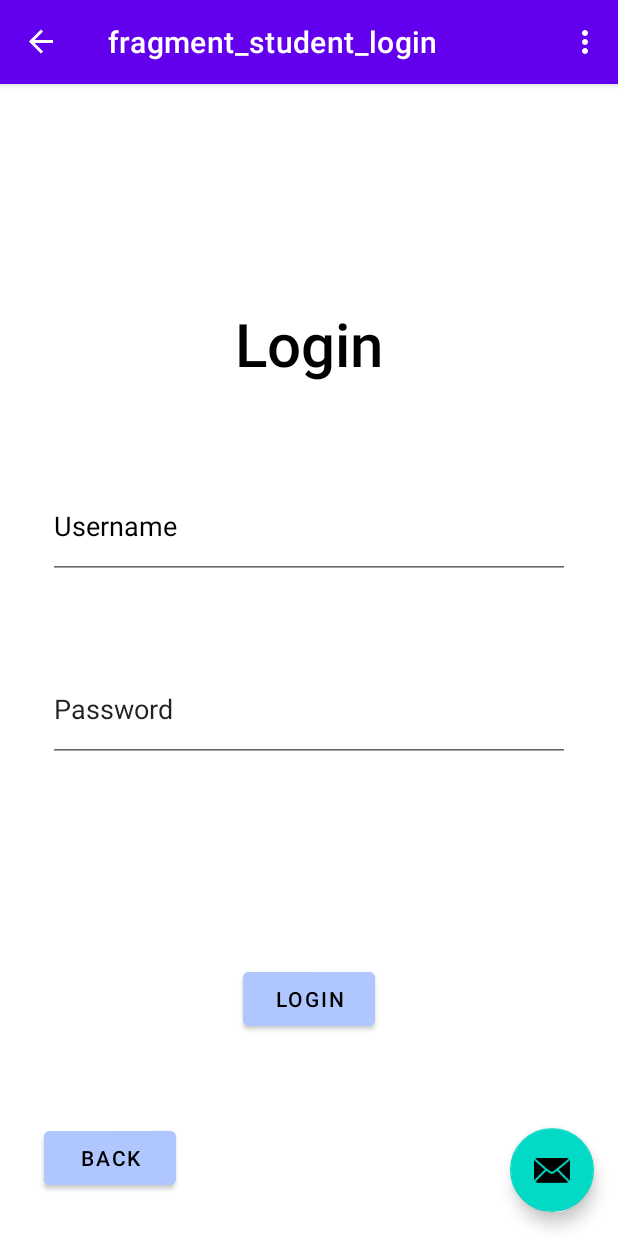
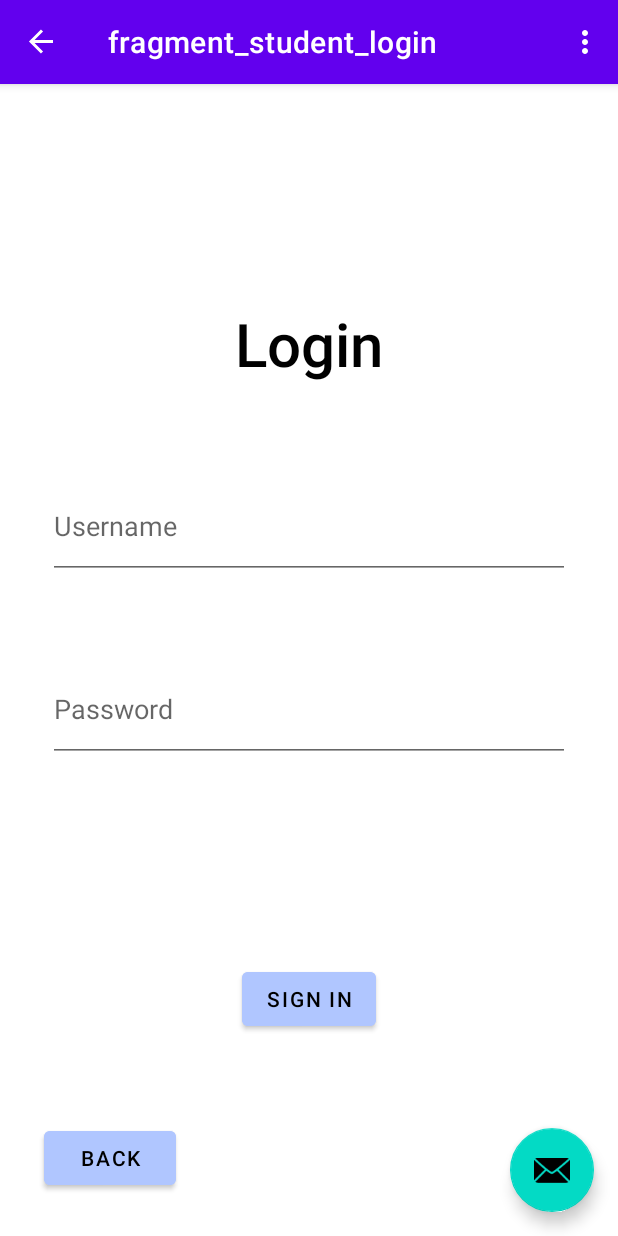
Before and after one commit to A-Jatana/B07Project, an Android app: the screen it shows after launch (MainActivity), after a tap on "STUDENT", on a phone screen of 412 x 824 dp. Run offline under Robolectric (Android 15) with nearby library versions, the phone set to English and light mode, and no system bars; our stand-ins replace navigation-ui.

Commit message:
Removed unnecessary fragments and java code

```diff
--- a/B07ProjectApp/app/src/main/res/layout/fragment_admin_login.xml
+++ b/B07ProjectApp/app/src/main/res/layout/fragment_admin_login.xml
@@ -23,7 +23,8 @@
             app:layout_constraintBottom_toBottomOf="parent"
             app:layout_constraintEnd_toEndOf="parent"
             app:layout_constraintHorizontal_bias="0.502"
-            app:layout_constraintStart_toStartOf="parent" />
+            app:layout_constraintStart_toStartOf="parent"
+            android:importantForAutofill="no" />
 
         <EditText
             android:id="@+id/adminTextUsername"
@@ -39,7 +40,8 @@
             app:layout_constraintHorizontal_bias="0.502"
             app:layout_constraintStart_toStartOf="parent"
             app:layout_constraintTop_toTopOf="parent"
-            app:layout_constraintVertical_bias="1.0" />
+            app:layout_constraintVertical_bias="1.0"
+            android:importantForAutofill="no" />
 
         <Button
             android:id="@+id/adminSignInButton"
--- a/B07ProjectApp/app/src/main/res/layout/fragment_student_login.xml
+++ b/B07ProjectApp/app/src/main/res/layout/fragment_student_login.xml
@@ -18,7 +18,7 @@
             android:layout_height="wrap_content"
             android:layout_marginTop="30dp"
             android:fontFamily="sans-serif-medium"
-        android:text="Login"
+            android:text="@string/login_text"
             android:textColor="@color/black"
             android:textSize="40sp"
             app:layout_constraintBottom_toBottomOf="parent"
@@ -35,14 +35,15 @@
             android:layout_marginTop="60dp"
             android:layout_marginEnd="32dp"
             android:ems="10"
+            android:hint="@string/prompt_username"
             android:inputType="textPersonName"
             android:minHeight="48dp"
-        android:text="Username"
             android:textColor="@color/black"
             app:layout_constraintEnd_toEndOf="parent"
             app:layout_constraintHorizontal_bias="0.0"
             app:layout_constraintStart_toStartOf="parent"
-        app:layout_constraintTop_toBottomOf="@+id/loginHeading" />
+            app:layout_constraintTop_toBottomOf="@+id/loginHeading"
+            android:importantForAutofill="no" />
 
         <EditText
             android:id="@+id/inputPassword"
@@ -50,19 +51,20 @@
             android:layout_height="70dp"
             android:layout_marginTop="52dp"
             android:ems="10"
-        android:inputType="textPersonName"
+            android:hint="@string/prompt_password"
+            android:inputType="textPassword"
             android:minHeight="48dp"
-        android:text="Password"
             app:layout_constraintEnd_toEndOf="@+id/inputUsername"
             app:layout_constraintStart_toStartOf="@+id/inputUsername"
-        app:layout_constraintTop_toBottomOf="@+id/inputUsername" />
+            app:layout_constraintTop_toBottomOf="@+id/inputUsername"
+            android:importantForAutofill="no" />
 
         <Button
             android:id="@+id/loginButton"
             android:layout_width="wrap_content"
             android:layout_height="wrap_content"
             android:backgroundTint="@color/material_dynamic_primary80"
-        android:text="Login"
+            android:text="@string/action_sign_in_short"
             android:textColor="@color/black"
             app:layout_constraintBottom_toBottomOf="parent"
             app:layout_constraintEnd_toEndOf="@+id/inputPassword"
--- a/B07ProjectApp/app/src/main/res/navigation/nav_graph.xml
+++ b/B07ProjectApp/app/src/main/res/navigation/nav_graph.xml
@@ -26,22 +26,4 @@
         android:name="com.example.b07projectapp.StudentLogin"
         android:label="fragment_student_login"
         tools:layout="@layout/fragment_student_login" />
-    <fragment
-        android:id="@+id/firstFragment"
-        android:name="com.example.b07projectapp.FirstFragment"
-        android:label="fragment_first"
-        tools:layout="@layout/fragment_first" >
-        <action
-            android:id="@+id/action_firstFragment_to_secondFragment"
-            app:destination="@id/secondFragment" />
-    </fragment>
-    <fragment
-        android:id="@+id/secondFragment"
-        android:name="com.example.b07projectapp.SecondFragment"
-        android:label="fragment_second"
-        tools:layout="@layout/fragment_second" >
-        <action
-            android:id="@+id/action_secondFragment_to_firstFragment"
-            app:destination="@id/firstFragment" />
-    </fragment>
 </navigation>
--- a/B07ProjectApp/app/src/main/res/values/strings.xml
+++ b/B07ProjectApp/app/src/main/res/values/strings.xml
@@ -19,6 +19,7 @@
     <string name="invalid_username">Not a valid username</string>
     <string name="invalid_password">Password must be >5 characters</string>
     <string name="login_failed">"Login failed"</string>
+    <string name="login_text">Login</string>
     <!-- TODO: Remove or change this placeholder text -->
     <string name="hello_blank_fragment">Hello blank fragment</string>
     <string name="software_name">Software Name</string>
```
Also changed, not shown: B07ProjectApp/app/src/main/java/com/example/b07projectapp/FirstFragment.java (deleted, +0 -47 lines), B07ProjectApp/app/src/main/java/com/example/b07projectapp/SecondFragment.java (deleted, +0 -47 lines), B07ProjectApp/app/src/main/java/com/example/b07projectapp/TestFragment.java (deleted, +0 -36 lines), B07ProjectApp/app/src/main/java/com/example/b07projectapp/TestViewModel.java (deleted, +0 -7 lines), B07ProjectApp/app/src/main/res/layout/fragment_first.xml (deleted, +0 -28 lines), B07ProjectApp/app/src/main/res/layout/fragment_login_selection.xml (deleted, +0 -51 lines), B07ProjectApp/app/src/main/res/layout/fragment_second.xml (deleted, +0 -27 lines). Lines whose indentation alone changed are shown as unchanged.
